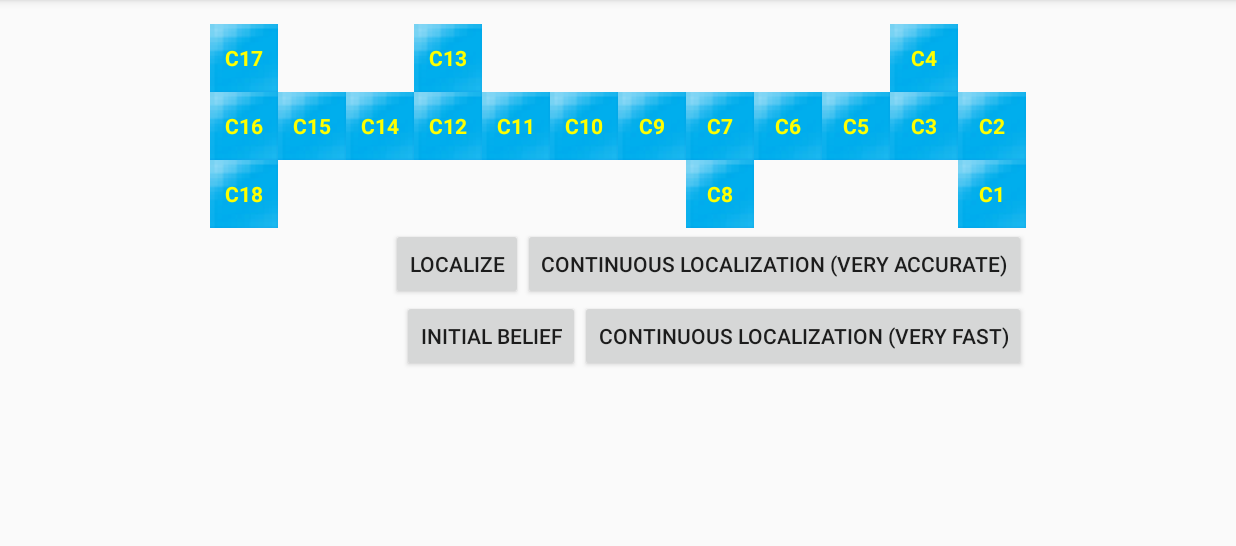
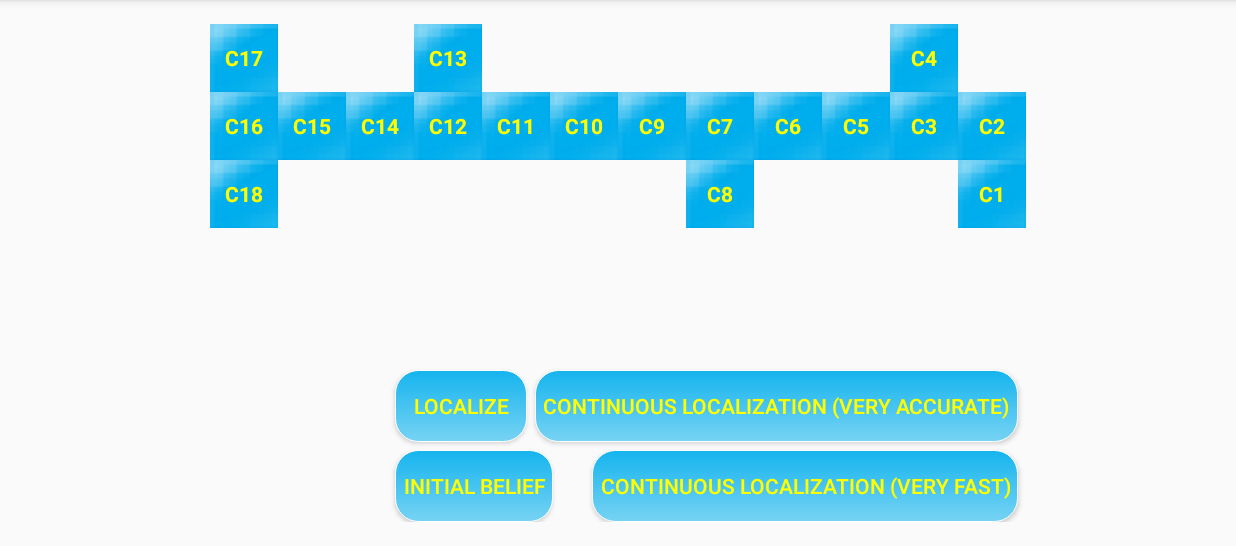
Before and after one commit to piotr-swierczynski/location-tracker, an Android app: the LocalizationActivity screen opened directly, with no data from a screen before it, on a phone screen of 824 x 412 dp (held sideways), the part 72-618 px from its top. Run offline under Robolectric (Android 15) with nearby library versions, the phone set to English and light mode, and no system bars; 1 statement that could not run was skipped.

Commit message:
Little GUI improvements

```diff
--- a/app/src/main/java/nl/tudelft/exchange/student/locationtracker/LocalizationActivity.java
+++ b/app/src/main/java/nl/tudelft/exchange/student/locationtracker/LocalizationActivity.java
@@ -33,9 +33,10 @@ public class LocalizationActivity extends AppCompatActivity implements RSSIScanR
     private boolean enabledContinuousLocalizationFast = false;
     private boolean userInitialBelief = false;
     private ProgressDialog progressDialog;
-    private static final int VOTE_SIZE = 9;
+    private static final int VOTE_SIZE = 7;
     private int[] votes = new int[BayesianFilter.NUMBER_OF_CELLS];
     private int votesCounter;
+    private int iterationCounter;
     private ContinuousLocalizer continuousLocalizer = new ContinuousLocalizer("PDF.txt");
     private ImageButton currentCell = null;
     private ImageButton previousCell = null;
@@ -66,6 +67,7 @@ public class LocalizationActivity extends AppCompatActivity implements RSSIScanR
         clearTheInDoorMap();
         resetVotes();
         votesCounter = 0;
+        iterationCounter = 0;
         updateDisplayedProbabilities();
         enabledLocalization = true;
         progressDialog = ProgressDialog.show(this, "Localization process", "It may take a few seconds", true);
@@ -152,6 +154,12 @@ public class LocalizationActivity extends AppCompatActivity implements RSSIScanR
                 if (votesCounter == VOTE_SIZE) {
                     finalizeLocalizationProcess();
                 }
+            }
+            ++iterationCounter;
+            if(iterationCounter > 15) {
+                enabledLocalization = false;
+                progressDialog.dismiss();
+                Toast.makeText(LocalizationActivity.this, "Sorry, but it was impossible to localize your phone!", Toast.LENGTH_SHORT).show();
             }
         } else if(enabledContinuousLocalizationFast) {
             clearTheInDoorMap();
--- /dev/null
+++ b/app/src/main/res/drawable/button.xml
@@ -0,0 +1,24 @@
+<?xml version="1.0" encoding="utf-8"?>
+<selector xmlns:android="http://schemas.android.com/apk/res/android">
+    <item android:state_pressed="true" >
+        <shape android:shape="rectangle"  >
+            <corners android:radius="15dip" />
+            <stroke android:width="0.5dip" android:color="#ffffff" />
+            <gradient android:angle="-90" android:startColor="#ff003559" android:endColor="#ff00029a"  />
+        </shape>
+    </item>
+    <item android:state_focused="true">
+        <shape android:shape="rectangle"  >
+            <corners android:radius="15dip" />
+            <stroke android:width="0.5dip" android:color="#ffffff" />
+            <solid android:color="#ff00029a"/>
+        </shape>
+    </item>
+    <item>
+        <shape android:shape="rectangle"  >
+            <corners android:radius="15dip" />
+            <stroke android:width="0.5dip" android:color="#ffffff" />
+            <gradient android:angle="-90" android:startColor="#15B4EE" android:endColor="#77D3F3" />
+        </shape>
+    </item>
+</selector>
--- a/app/src/main/res/layout/activity_localization.xml
+++ b/app/src/main/res/layout/activity_localization.xml
@@ -719,30 +719,40 @@
         android:layout_width="wrap_content"
         android:layout_height="wrap_content"
         android:text="Initial Belief"
+        android:padding="5dp"
+        android:textColor="#FFFF00"
         android:id="@+id/initBeliefBtn"
-        android:layout_below="@+id/continuousBtn"
-        android:layout_toLeftOf="@+id/button"
-        android:layout_toStartOf="@+id/button"
-        android:onClick="onInitialBeliefClick" />
+        android:background="@drawable/button"
+        android:onClick="onInitialBeliefClick"
+        android:layout_alignParentBottom="true"
+        android:layout_alignLeft="@+id/localizeBtn"
+        android:layout_alignStart="@+id/localizeBtn" />
 
     <Button
         android:layout_width="wrap_content"
         android:layout_height="wrap_content"
         android:text="Localize"
+        android:padding="5dp"
+        android:textColor="#FFFF00"
+        android:background="@drawable/button"
         android:id="@+id/localizeBtn"
         android:onClick="onLocalizationClick"
-        android:layout_above="@+id/initBeliefBtn"
+        android:layout_alignTop="@+id/continuousBtn"
         android:layout_toLeftOf="@+id/continuousBtn"
         android:layout_toStartOf="@+id/continuousBtn" />
 
     <Button
         android:layout_width="wrap_content"
         android:layout_height="wrap_content"
+        android:padding="5dp"
+        android:layout_margin="5dp"
         android:text="Continuous Localization (Very accurate)"
         android:id="@+id/continuousBtn"
         android:onClick="onContinuousLocalizationClick"
+        android:textColor="#FFFF00"
         android:nestedScrollingEnabled="true"
-        android:layout_below="@+id/layout_c8"
+        android:background="@drawable/button"
+        android:layout_above="@+id/initBeliefBtn"
         android:layout_alignRight="@+id/layout_c1"
         android:layout_alignEnd="@+id/layout_c1" />
 
@@ -757,11 +767,14 @@
     <Button
         android:layout_width="wrap_content"
         android:layout_height="wrap_content"
+        android:padding="5dp"
         android:text="Continuous Localization (Very Fast)"
         android:id="@+id/button"
         android:onClick="onContinuousLocalizationFastClick"
+        android:background="@drawable/button"
         android:nestedScrollingEnabled="true"
-        android:layout_below="@+id/continuousBtn"
+        android:textColor="#FFFF00"
+        android:layout_alignParentBottom="true"
         android:layout_alignRight="@+id/continuousBtn"
         android:layout_alignEnd="@+id/continuousBtn" />
 
--- a/app/src/main/res/layout/activity_main.xml
+++ b/app/src/main/res/layout/activity_main.xml
@@ -13,6 +13,7 @@
         android:layout_width="wrap_content"
         android:layout_height="wrap_content"
         android:text="Save ACC"
+        android:background="@drawable/button"
         android:id="@+id/button1"
         android:layout_marginTop="52dp"
         android:layout_alignParentLeft="true"
@@ -22,6 +23,7 @@
         android:layout_width="wrap_content"
         android:layout_height="wrap_content"
         android:text="Save RSS"
+        android:background="@drawable/button"
         android:id="@+id/button2"
         android:layout_alignTop="@+id/button1"
         android:layout_toRightOf="@+id/button1"
@@ -32,6 +34,8 @@
         android:layout_height="wrap_content"
         android:text="Start ACC Scan"
         android:id="@+id/button3"
+        android:background="@drawable/button"
+        android:padding="5dp"
         android:layout_below="@+id/button1"
         android:layout_alignParentLeft="true"
         android:layout_alignParentStart="true" />
@@ -40,7 +44,9 @@
         android:layout_width="wrap_content"
         android:layout_height="wrap_content"
         android:text="Start RSS Scan"
+        android:padding="5dp"
         android:id="@+id/button4"
+        android:background="@drawable/button"
         android:layout_below="@+id/button3"
         android:layout_alignParentLeft="true"
         android:layout_alignParentStart="true" />
@@ -50,6 +56,7 @@
         android:layout_height="wrap_content"
         android:text="Localize"
         android:id="@+id/localize"
+        android:background="@drawable/button"
         android:layout_alignTop="@+id/button2"
         android:layout_toRightOf="@+id/button2"
         android:layout_toEndOf="@+id/button2" />
```
